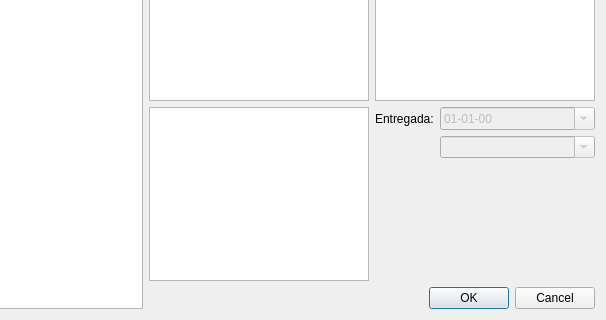
Qt form pedidoDialog.ui (waltermas-gitter/infomesas-gui) before a commit; both pictures show x 81 to 687 and y 227 to 547 of the 687 by 547 pixel window.
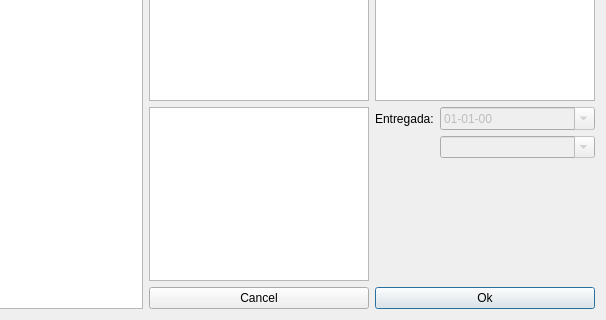
The same form after that commit.

```diff
--- a/pedidoDialog.ui
+++ b/pedidoDialog.ui
@@ -196,12 +196,16 @@
     </layout>
    </item>
    <item row="4" column="3">
-    <widget class="QDialogButtonBox" name="dialogButtonBox">
-     <property name="orientation">
-      <enum>Qt::Horizontal</enum>
+    <widget class="QPushButton" name="okPushButton">
+     <property name="text">
+      <string>Ok</string>
      </property>
-     <property name="standardButtons">
-      <set>QDialogButtonBox::Cancel|QDialogButtonBox::Ok</set>
+    </widget>
+   </item>
+   <item row="4" column="2">
+    <widget class="QPushButton" name="cancelPushButton">
+     <property name="text">
+      <string>Cancel</string>
      </property>
     </widget>
    </item>
```
Left out of the diff: 51 changed lines with no effect on the pictures.
